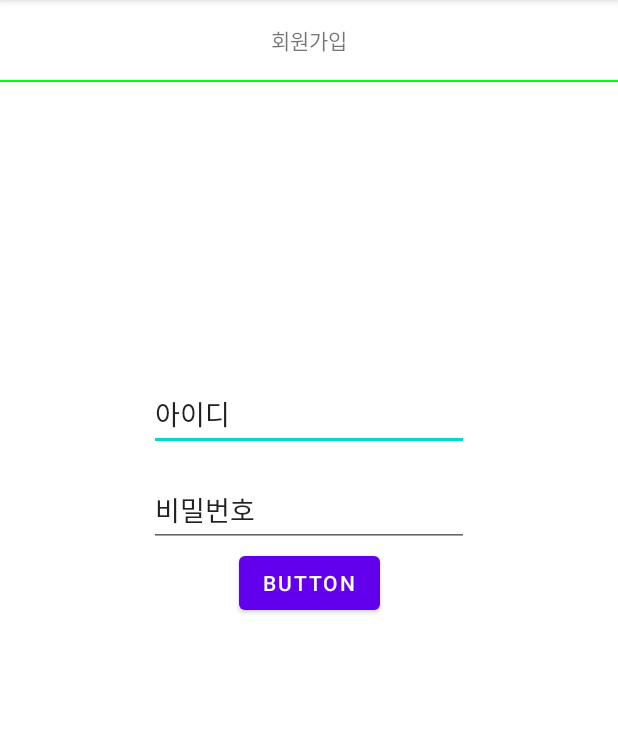
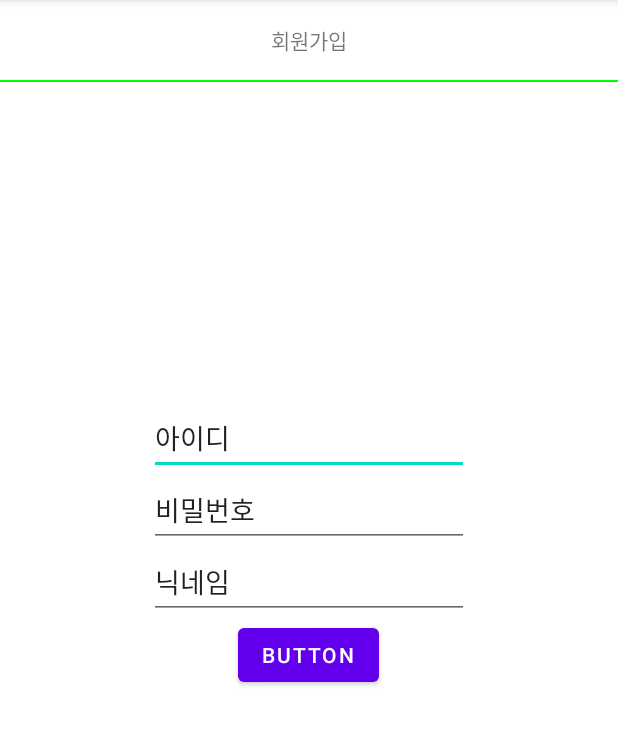
Before and after one commit to MinJaee-Kim/Matzip, an Android app: the RegisterActivity screen opened directly, with no data from a screen before it, after a tap on "BUTTON", on a phone screen of 412 x 824 dp, the part 84-829 px from its top. Run offline under Robolectric (Android 15) with nearby library versions, the phone set to English and light mode, and no system bars; our stand-ins replace Volley; libraries missing offline, so code that uses them is left out: org.mindrot.jbcrypt; 2 statements that could not run were skipped.

Commit message:
쿨한커밋 회원가입 완료

```diff
--- a/app/src/main/AndroidManifest.xml
+++ b/app/src/main/AndroidManifest.xml
@@ -15,6 +15,8 @@
         android:roundIcon="@mipmap/ic_launcher_round"
         android:supportsRtl="true"
         android:theme="@style/Theme.Matzip">
+
+        <uses-library android:name="org.apache.http.legacy" android:required="false"/>
 
         <activity
             android:name=".view.MainActivity"
--- a/app/src/main/java/kr/ac/uc/matzip/presenter/RegisterRequest.java
+++ b/app/src/main/java/kr/ac/uc/matzip/presenter/RegisterRequest.java
@@ -14,14 +14,13 @@ public class RegisterRequest extends StringRequest {
     private Map<String, String> map;
 
 
-    public RegisterRequest(String username, String password, Response.Listener<String> listener) {
+    public RegisterRequest(String username, String password, String nickname,Response.Listener<String> listener) {
         super(Method.POST ,URL, listener, null);
 
         map = new HashMap<>();
         map.put("username", username);
         map.put("password", password);
-//        map.put("authority", nickname);
-//        map.put("enabled", nickname);
+        map.put("nickname", nickname);
     }
 
     @Override
--- a/app/src/main/java/kr/ac/uc/matzip/view/RegisterActivity.java
+++ b/app/src/main/java/kr/ac/uc/matzip/view/RegisterActivity.java
@@ -24,7 +24,7 @@ import kr.ac.uc.matzip.presenter.RegisterRequest;
 public class RegisterActivity extends AppCompatActivity {
     private static final String TAG = "Reg";
 
-    private EditText et_id, et_pw;
+    private EditText et_id, et_pw, et_nickname;
     private Button btn_OK;
     @Override
     protected void onCreate(Bundle savedInstanceState) {
@@ -33,6 +33,7 @@ public class RegisterActivity extends AppCompatActivity {
 
         et_id = findViewById(R.id.et_id);
         et_pw = findViewById(R.id.et_pw);
+        et_nickname = findViewById(R.id.et_nickname);
 
         btn_OK = findViewById(R.id.btn_create);
 
@@ -41,6 +42,7 @@ public class RegisterActivity extends AppCompatActivity {
             public void onClick(View view) {
                 String user_ID = et_id.getText().toString();
                 String user_PW = et_pw.getText().toString();
+                String user_NickName = et_nickname.getText().toString();
                 String passwordHashed = BCrypt.hashpw(user_PW, BCrypt.gensalt(10));
                 Log.d(TAG, "onClick: " + passwordHashed);
                 Response.Listener<String> responseListener = new Response.Listener<String>() {
@@ -64,7 +66,7 @@ public class RegisterActivity extends AppCompatActivity {
                     }
                 };
                 // 서버로 Volley를 이용해서 요청을 함.
-                RegisterRequest registerRequest = new RegisterRequest(user_ID, passwordHashed, responseListener);
+                RegisterRequest registerRequest = new RegisterRequest(user_ID, passwordHashed, user_NickName,responseListener);
                 RequestQueue queue = Volley.newRequestQueue(RegisterActivity.this);
                 queue.add(registerRequest);
             }
--- a/app/src/main/res/layout/create_page.xml
+++ b/app/src/main/res/layout/create_page.xml
@@ -30,21 +30,25 @@
         android:layout_height="wrap_content"
         android:text="Button"
         app:layout_constraintEnd_toEndOf="parent"
+        app:layout_constraintHorizontal_bias="0.498"
         app:layout_constraintStart_toStartOf="parent"
-        app:layout_constraintTop_toBottomOf="@+id/et_pw" />
+        app:layout_constraintTop_toTopOf="@+id/guideline2" />
 
     <androidx.constraintlayout.widget.Guideline
         android:id="@+id/guideline2"
         android:layout_width="wrap_content"
         android:layout_height="wrap_content"
         android:orientation="horizontal"
-        app:layout_constraintGuide_begin="365dp" />
+        app:layout_constraintBottom_toBottomOf="parent"
+        app:layout_constraintEnd_toEndOf="parent"
+        app:layout_constraintGuide_begin="413dp"
+        app:layout_constraintStart_toStartOf="parent"
+        app:layout_constraintTop_toTopOf="parent" />
 
     <EditText
         android:id="@+id/et_id"
         android:layout_width="wrap_content"
         android:layout_height="wrap_content"
-        android:layout_marginBottom="16dp"
         android:ems="10"
         android:inputType="textPersonName"
         android:minHeight="48dp"
@@ -61,6 +65,18 @@
         android:inputType="textPersonName"
         android:minHeight="48dp"
         android:text="비밀번호"
+        app:layout_constraintBottom_toTopOf="@+id/et_nickname"
+        app:layout_constraintEnd_toEndOf="parent"
+        app:layout_constraintStart_toStartOf="parent" />
+
+    <EditText
+        android:id="@+id/et_nickname"
+        android:layout_width="wrap_content"
+        android:layout_height="wrap_content"
+        android:ems="10"
+        android:inputType="textPersonName"
+        android:minHeight="48dp"
+        android:text="닉네임"
         app:layout_constraintBottom_toTopOf="@+id/guideline2"
         app:layout_constraintEnd_toEndOf="parent"
         app:layout_constraintStart_toStartOf="parent" />
```
